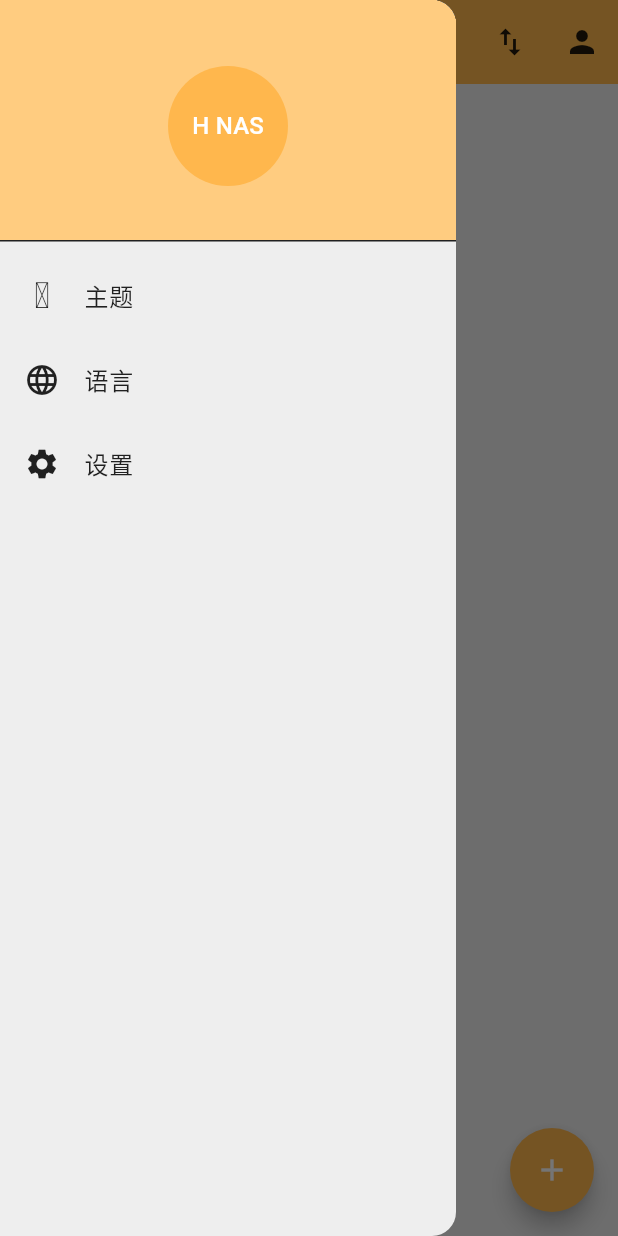
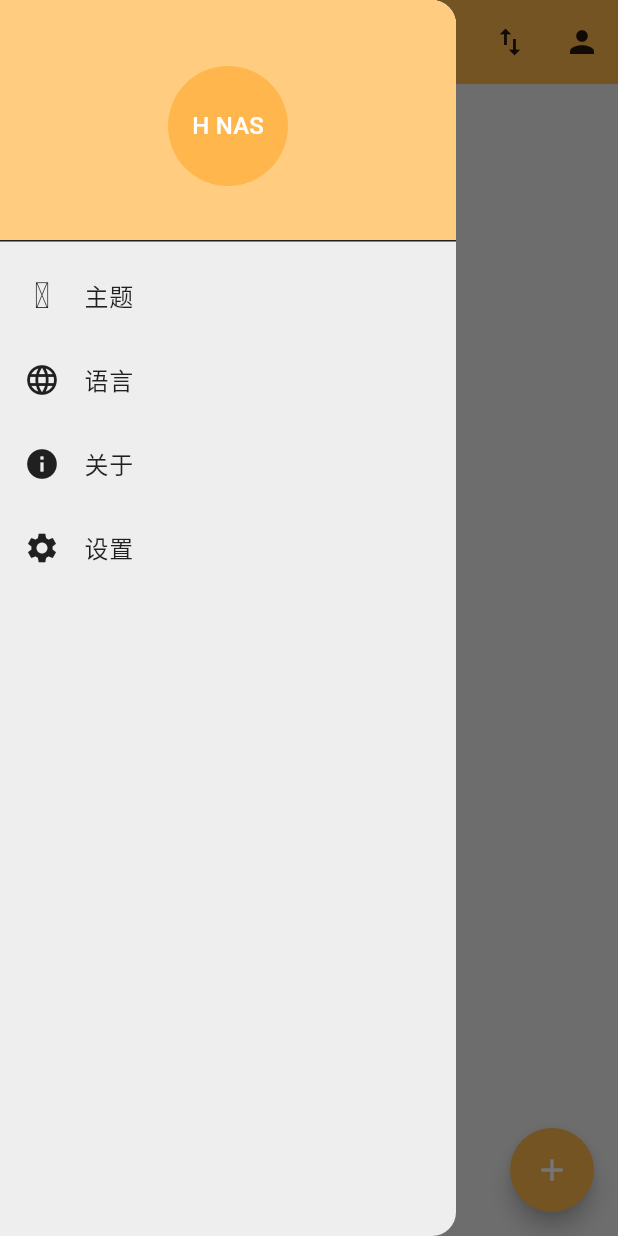
Before and after one commit to Yin-Jinlong/h-nas-community, a Flutter app: the screen it shows after launch, after a tap on the "menu" icon, on a phone screen of 412 x 824 dp. Run offline on Flutter 3.47's test engine with Material 3 defaults, Android fonts, the phone set to English and light mode, and no system bars; drawn by our look-alikes of flutter_breadcrumb, flutter_speed_dial; our stand-ins replace bot_toast, dio, flutter_colorpicker, flutter_settings_screens, package_info_plus, shared_preferences and 1 more; missing offline and left inert: context_menus, universal_html; generated files the repository leaves out were written again.

Commit message:
feat: 添加关于

```diff
--- a/client/lib/global.dart
+++ b/client/lib/global.dart
@@ -1,7 +1,17 @@
 import 'package:flutter/material.dart';
 import 'package:h_nas/prefs.dart';
+import 'package:package_info_plus/package_info_plus.dart';
 
 abstract class Global {
+  static const String copyright =
+      'Copyright © 2023 yin-jinlong@github. All rights reserved.';
+
+  static PackageInfo packageInfo = PackageInfo(
+    appName: '',
+    packageName: '',
+    version: '',
+    buildNumber: '',
+  );
   static Locale locale = Prefs.locale;
   static ValueNotifier<ThemeData> theme = ValueNotifier(Prefs.theme);
 }
--- a/client/lib/l10n/intl_en.arb
+++ b/client/lib/l10n/intl_en.arb
@@ -1,5 +1,6 @@
 {
   "@@locale": "en",
+  "about": "About",
   "app_name": "H NAS",
   "bad_host_addr": "Please enter the correct server address",
   "button": "Button",
--- a/client/lib/l10n/intl_zh.arb
+++ b/client/lib/l10n/intl_zh.arb
@@ -1,5 +1,6 @@
 {
   "@@locale": "zh",
+  "about": "关于",
   "app_name": "H NAS",
   "bad_host_addr": "请输入正确的服务器地址",
   "button": "按钮",
--- a/client/lib/main.dart
+++ b/client/lib/main.dart
@@ -7,14 +7,18 @@ import 'package:h_nas/model/user_model.dart';
 import 'package:h_nas/pages/pages.dart';
 import 'package:h_nas/prefs.dart';
 import 'package:h_nas/routes.dart';
+import 'package:intl/intl.dart';
+import 'package:package_info_plus/package_info_plus.dart';
 import 'package:provider/provider.dart';
 
 import 'generated/l10n.dart';
 
 void main() async {
+  Intl.defaultLocale = 'zh';
   WidgetsFlutterBinding.ensureInitialized();
   await Prefs.init();
   await Settings.init();
+  Global.packageInfo = await PackageInfo.fromPlatform();
 
   runApp(const MyApp());
 }
--- a/client/lib/pages/home/home.dart
+++ b/client/lib/pages/home/home.dart
@@ -7,6 +7,7 @@ import 'package:flutter_breadcrumb/flutter_breadcrumb.dart';
 import 'package:flutter_speed_dial/flutter_speed_dial.dart';
 import 'package:h_nas/components/file_preview_view.dart';
 import 'package:h_nas/components/image_viewer.dart';
+import 'package:h_nas/global.dart';
 import 'package:h_nas/main.dart';
 import 'package:h_nas/model/thumbnail_model.dart';
 import 'package:h_nas/model/user_model.dart';
@@ -185,7 +186,7 @@ class _HomePageState extends State<HomePage> {
           });
           updateFiles();
         },
-        onTransmission: (){},
+        onTransmission: () {},
         onLogin: () {
           Navigator.of(navigatorKey.currentContext!).pushNamed(Routes.loginOn);
         },
--- a/client/lib/pages/home/home.drawer.dart
+++ b/client/lib/pages/home/home.drawer.dart
@@ -1,4 +1,19 @@
 part of 'home.dart';
+
+_showAboutDialog(BuildContext context) {
+  showAdaptiveDialog<void>(
+    context: context,
+    builder: (BuildContext context) {
+      return AboutDialog.adaptive(
+        applicationName: Global.packageInfo.appName,
+        applicationVersion: Global.packageInfo.version,
+        applicationLegalese: Global.copyright,
+      );
+    },
+  ).then((v) {
+    S.load(Global.locale);
+  });
+}
 
 Drawer _drawer(BuildContext context) {
   return Drawer(
@@ -47,6 +62,16 @@ Drawer _drawer(BuildContext context) {
           ),
         ),
         Tooltip(
+          message: S.current.about,
+          child: ListTile(
+            leading: Icon(Icons.info),
+            title: Text(S.current.about),
+            onTap: () {
+              _showAboutDialog(context);
+            },
+          ),
+        ),
+        Tooltip(
           message: S.current.settings,
           child: ListTile(
             leading: Icon(Icons.settings),
--- a/client/pubspec.yaml
+++ b/client/pubspec.yaml
@@ -54,6 +54,7 @@ dependencies:
   universal_html: ^2.2.4
   flutter_speed_dial: ^7.0.0
   flutter_colorpicker: ^1.1.0
+  package_info_plus: ^8.3.0
 
 dev_dependencies:
   flutter_test:
```
Also changed, not shown: client/pubspec.lock.
